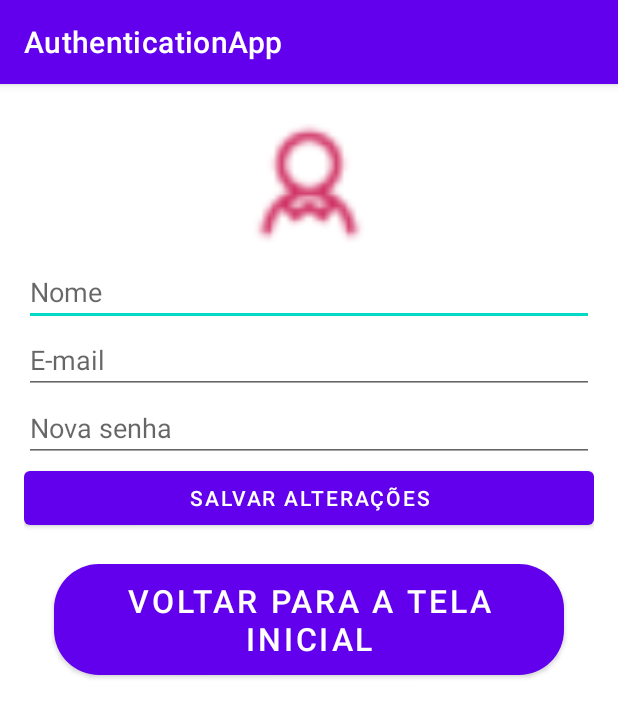
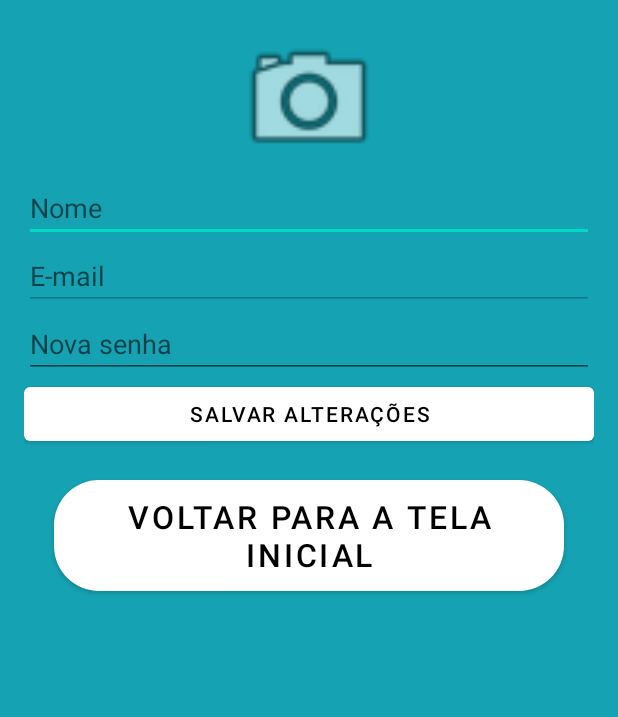
Before and after one commit to ottogugel/AuthenticationApp, an Android app: the MainActivity4 screen opened directly, with no data from a screen before it, after a tap on "SALVAR ALTERAÇÕES", on a phone screen of 412 x 824 dp. Shown: the top 717 px of the screen. Run offline under Robolectric (Android 15) with nearby library versions, the phone set to English and light mode, and no system bars; our stand-ins replace Firebase (no records; nobody signed in at launch, a user with empty details on screens opened directly).

Commit message:
Fix: Change MainActivity5 and ActivityMain5_xml

```diff
--- a/app/src/main/java/com/example/authenticationapp/MainActivity4.kt
+++ b/app/src/main/java/com/example/authenticationapp/MainActivity4.kt
@@ -40,29 +40,41 @@ class MainActivity4 : AppCompatActivity() {
             val novoEmail = emailInput.text.toString()
             val novaSenha = senhaInput.text.toString()
 
+            // Validação da senha
+            if (novaSenha.isNotEmpty() && novaSenha.length < 6) {
+                Toast.makeText(this, "A senha deve ter mais de 6 caracteres.", Toast.LENGTH_SHORT).show()
+                return@setOnClickListener // Impede que continue
+            }
+
+            val uid = auth.currentUser?.uid
+
             // Atualizar Firestore
             if (uid != null && novoNome.isNotEmpty()) {
                 firestore.collection("usuarios").document(uid)
                     .update("nome", novoNome)
             }
 
-            // Atualizar e-mail e senha (se fornecidos)
+            // Atualizar senha (se fornecida e válida)
             auth.currentUser?.let { user ->
-                if (novoEmail.isNotEmpty() && novoEmail != user.email) {
-                    user.updateEmail(novoEmail)
-                }
                 if (novaSenha.isNotEmpty()) {
                     user.updatePassword(novaSenha)
+                        .addOnCompleteListener { task ->
+                            if (task.isSuccessful) {
+                                Toast.makeText(this, "Senha atualizada com sucesso!", Toast.LENGTH_SHORT).show()
+                            } else {
+                                Toast.makeText(this, "Erro ao atualizar senha.", Toast.LENGTH_SHORT).show()
+                            }
+                        }
                 }
-            }
-
-            // Voltar para a tela inicial.
-            val buttonBackToHome = findViewById<Button>(R.id.button_backToHome)
-            buttonBackToHome.setOnClickListener {
-                finish()
             }
 
             Toast.makeText(this, "Dados atualizados!", Toast.LENGTH_SHORT).show()
         }
+
+        val button_backToHome = findViewById<Button>(R.id.button_backToHome)
+        button_backToHome.setOnClickListener {
+            finish()
+        }
+
     }
 }
--- a/app/src/main/java/com/example/authenticationapp/MainActivity5.kt
+++ b/app/src/main/java/com/example/authenticationapp/MainActivity5.kt
@@ -30,7 +30,7 @@ class MainActivity5: AppCompatActivity() {
         val b = a.times(itens.toDouble())
 
         Toast.makeText(this, "Compra realizada com sucesso", Toast.LENGTH_LONG).show()
-        val intent = Intent(this, MainActivity2::class.java)
+        val intent = Intent(this, MainActivity3::class.java)
         intent.putExtra("valortotal", "R$"+b.toString())
         startActivity(intent)
     }
--- a/app/src/main/res/layout/activity_main3.xml
+++ b/app/src/main/res/layout/activity_main3.xml
@@ -30,7 +30,7 @@
             android:contentDescription="Perfil"
             android:focusable="true"
             android:padding="8dp"
-            android:src="@drawable/ic_user" />
+            android:src="@android:drawable/ic_menu_info_details" />
 
         <TextView
             android:id="@+id/text_welcome"
--- a/app/src/main/res/layout/activity_main4.xml
+++ b/app/src/main/res/layout/activity_main4.xml
@@ -1,6 +1,7 @@
 <LinearLayout xmlns:android="http://schemas.android.com/apk/res/android"
     android:orientation="vertical"
     android:padding="16dp"
+    android:background="#15A2B2"
     android:layout_width="match_parent"
     android:layout_height="match_parent">
 
@@ -8,7 +9,7 @@
         android:id="@+id/image_perfil"
         android:layout_width="100dp"
         android:layout_height="100dp"
-        android:src="@drawable/ic_user"
+        android:src="@android:drawable/ic_menu_camera"
         android:layout_gravity="center" />
 
     <EditText
@@ -20,6 +21,8 @@
     <EditText
         android:id="@+id/edit_email"
         android:hint="E-mail"
+        android:enabled="false"
+        android:focusable="false"
         android:inputType="textEmailAddress"
         android:layout_width="match_parent"
         android:layout_height="wrap_content" />
--- a/app/src/main/res/values/themes.xml
+++ b/app/src/main/res/values/themes.xml
@@ -1,10 +1,10 @@
 <resources xmlns:tools="http://schemas.android.com/tools">
     <!-- Base application theme. -->
-    <style name="Theme.AuthenticationApp" parent="Theme.MaterialComponents.DayNight.DarkActionBar">
+    <style name="Theme.AuthenticationApp" parent="Theme.MaterialComponents.DayNight.NoActionBar">
         <!-- Primary brand color. -->
-        <item name="colorPrimary">#FF6200EE</item>
+        <item name="colorPrimary">#FFFFFF</item>
         <item name="colorPrimaryVariant">@color/purple_700</item>
-        <item name="colorOnPrimary">@color/white</item>
+        <item name="colorOnPrimary">@color/black</item>
         <!-- Secondary brand color. -->
         <item name="colorSecondary">@color/teal_200</item>
         <item name="colorSecondaryVariant">@color/teal_700</item>
```
Also changed, not shown: app/src/main/res/layout/activity_main.xml (+6 -5 lines), app/src/main/res/layout/activity_main2.xml (+7 -7 lines), app/src/main/res/layout/activity_main5.xml (+52 -66 lines), 1 other file.
